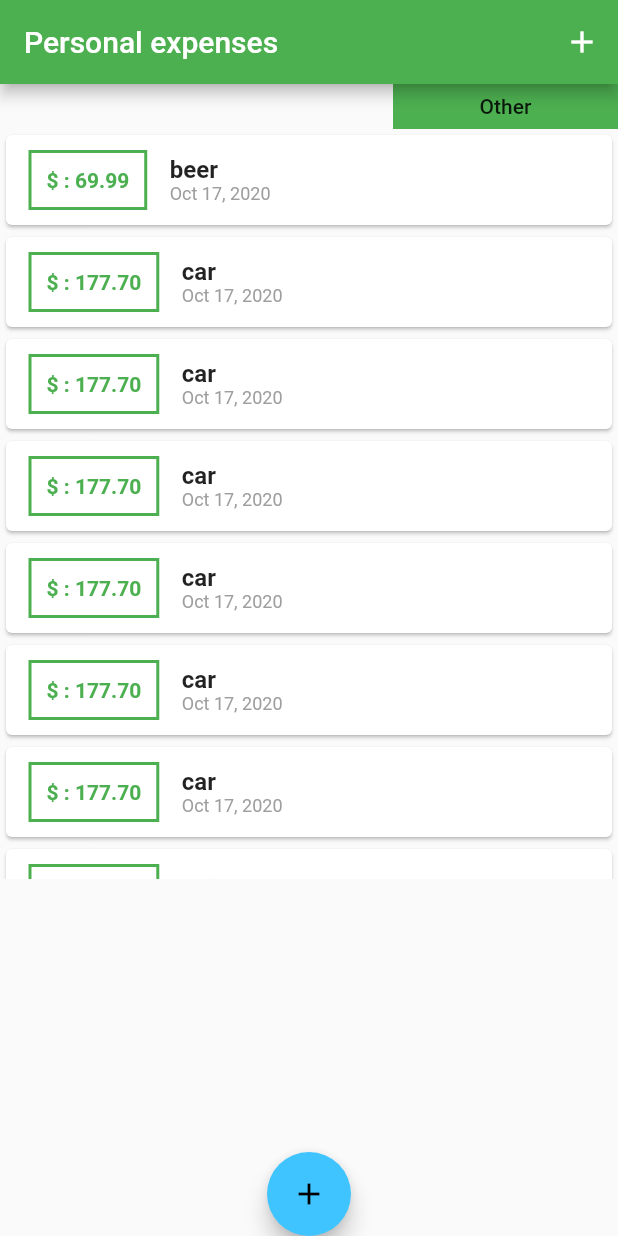
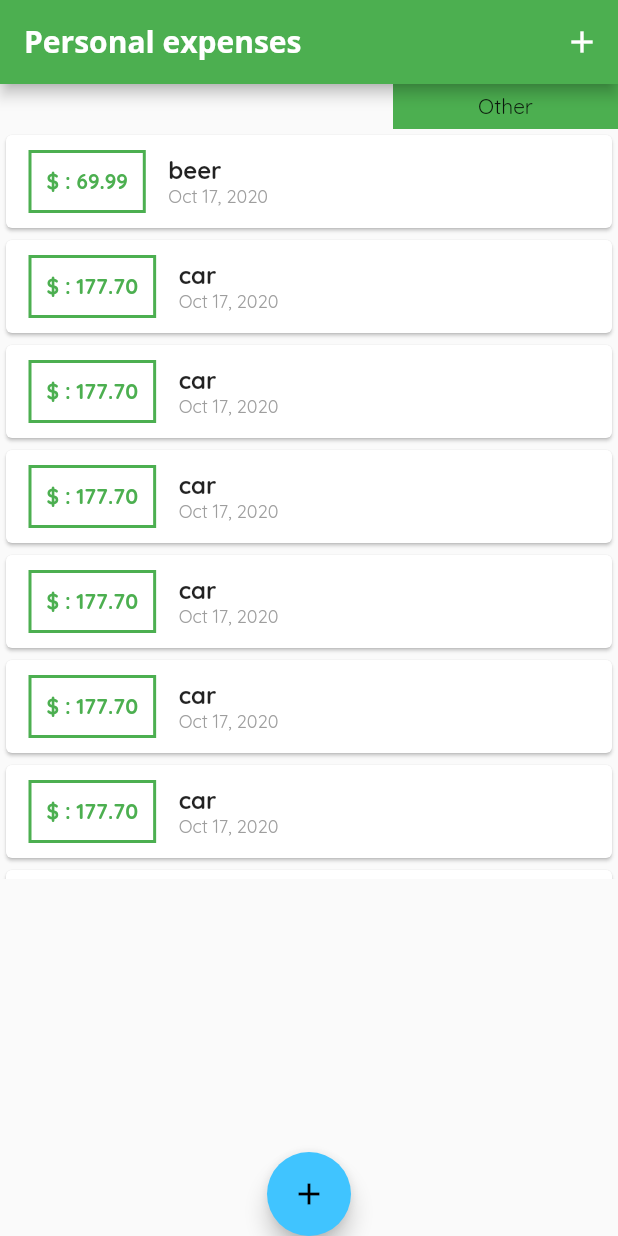
Before and after one commit to asergejs/flutter_learning_expenses_app, a Flutter app: the screen it shows after launch, on a phone screen of 412 x 824 dp. Run offline on Flutter 3.47's test engine with Material 2 defaults, Android fonts, the phone set to English and light mode, and no system bars.

Commit message:
95 - using fonts

```diff
--- a/lib/main.dart
+++ b/lib/main.dart
@@ -12,8 +12,17 @@ class MyApp extends StatelessWidget {
       title: 'Personal expenses',
       theme: ThemeData( //94
           primarySwatch: Colors.green,
-          accentColor: Colors.lightBlueAccent
-      ),
+          accentColor: Colors.lightBlueAccent,
+          fontFamily: 'Quicksand', //95
+          appBarTheme: AppBarTheme( //95
+           textTheme: ThemeData.light().textTheme.copyWith(
+             headline6: TextStyle(
+               fontFamily: 'OpenSans',
+               fontSize: 20,
+               fontWeight: FontWeight.bold
+             )
+           )
+      )),
       home: MyHomePage(),
     );
   }
@@ -60,7 +69,7 @@ class _MyHomePageState extends State<MyHomePage> {
   Widget build(BuildContext context) {
     return Scaffold(
       appBar: AppBar(
-        title: Text('Personal expenses'),
+        title: Text('Personal expenses'), //95
         actions: <Widget>[
           IconButton(
             icon: Icon(Icons.add),
```
Also changed, not shown: pubspec.yaml (+11 -6 lines), assets/fonts/OpenSans-Bold.ttf (added), assets/fonts/OpenSans-Regular.ttf (added), assets/fonts/Quicksand-Bold.ttf (added), assets/fonts/Quicksand-Light.ttf (added), assets/fonts/Quicksand-Medium.ttf (added), assets/fonts/Quicksand-Regular.ttf (added).
